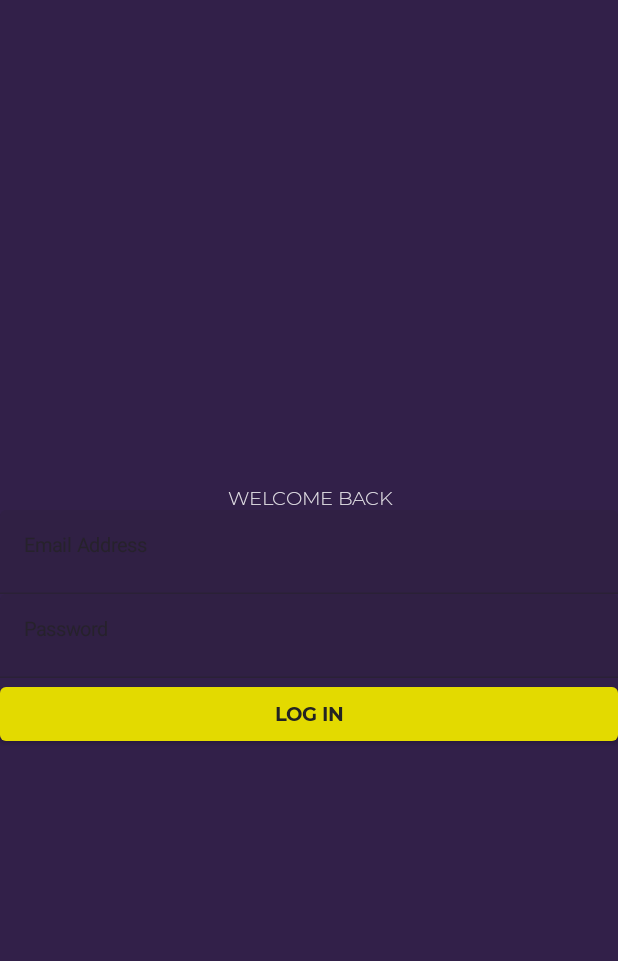
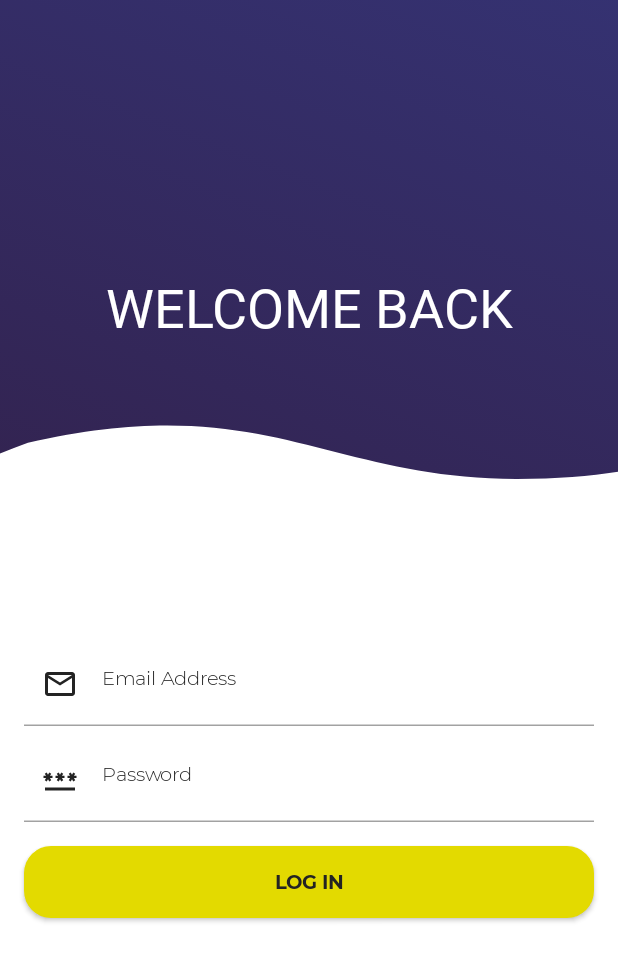
Before and after one commit to myotive/compose-dev-challenge-3, an Android app built with Jetpack Compose: the screen it shows after launch (MainActivity), after a tap on "GET STARTED", on a phone screen of 412 x 824 dp. Shown: the top 961 px of the screen. Run offline under Robolectric (Android 15) with nearby library versions, the phone set to English and light mode, and no system bars; our stand-ins replace Timber; Roboto replaces fonts that are not available here.

Commit message:
Add login screen

```diff
--- a/app/src/main/java/com/example/androiddevchallenge/screens/LoginScreen.kt
+++ b/app/src/main/java/com/example/androiddevchallenge/screens/LoginScreen.kt
@@ -1,26 +1,41 @@
 package com.example.androiddevchallenge.screens
 
+import androidx.compose.foundation.Image
+import androidx.compose.foundation.background
 import androidx.compose.foundation.layout.Arrangement
+import androidx.compose.foundation.layout.Box
 import androidx.compose.foundation.layout.Column
 import androidx.compose.foundation.layout.Row
+import androidx.compose.foundation.layout.Spacer
 import androidx.compose.foundation.layout.fillMaxSize
 import androidx.compose.foundation.layout.fillMaxWidth
+import androidx.compose.foundation.layout.height
+import androidx.compose.foundation.layout.padding
+import androidx.compose.foundation.layout.width
+import androidx.compose.foundation.shape.RoundedCornerShape
 import androidx.compose.foundation.text.ClickableText
 import androidx.compose.material.Button
+import androidx.compose.material.MaterialTheme
 import androidx.compose.material.Text
 import androidx.compose.material.TextField
+import androidx.compose.material.TextFieldDefaults
 import androidx.compose.runtime.Composable
 import androidx.compose.runtime.mutableStateOf
 import androidx.compose.runtime.remember
 import androidx.compose.ui.Alignment
 import androidx.compose.ui.Modifier
 import androidx.compose.ui.graphics.Color
+import androidx.compose.ui.graphics.ColorFilter
+import androidx.compose.ui.layout.ContentScale
 import androidx.compose.ui.platform.LocalUriHandler
+import androidx.compose.ui.res.painterResource
 import androidx.compose.ui.text.SpanStyle
 import androidx.compose.ui.text.buildAnnotatedString
 import androidx.compose.ui.text.style.TextAlign
 import androidx.compose.ui.text.style.TextDecoration
 import androidx.compose.ui.tooling.preview.Preview
+import androidx.compose.ui.unit.dp
+import com.example.androiddevchallenge.R
 import timber.log.Timber
 
 @Composable
@@ -29,34 +44,118 @@ fun LoginScreen(onLogin: () -> Unit = {}) {
     val emailAddress = remember { mutableStateOf("") }
     val password = remember { mutableStateOf("") }
 
+    Box(
+        modifier = Modifier
+            .fillMaxSize()
+            .background(MaterialTheme.colors.surface)
+    ) {
+
         Column(
             modifier = Modifier.fillMaxSize(),
             horizontalAlignment = Alignment.CenterHorizontally,
-        verticalArrangement = Arrangement.Center,
         ) {
-        Text(
+
+            Box(
+                modifier = Modifier
+                    .fillMaxWidth()
+                    .weight(1f)
+            ) {
+
+                Image(
                     modifier = Modifier.fillMaxWidth(),
-            textAlign = TextAlign.Center,
-            text = "WELCOME BACK"
+                    contentScale = ContentScale.FillBounds,
+                    painter = painterResource(id = R.drawable.ic_login_bg),
+                    contentDescription = null
                 )
 
+                Text(
+                    modifier = Modifier
+                        .width(300.dp)
+                        .align(Alignment.Center),
+                    text = "WELCOME BACK",
+                    color = MaterialTheme.colors.onBackground,
+                    style = MaterialTheme.typography.h2,
+                    textAlign = TextAlign.Center
+                )
+
+            }
+
+            Column(
+                modifier = Modifier
+                    .fillMaxWidth()
+                    .padding(16.dp)
+                    .weight(1f)
+            ) {
+
                 TextField(value = emailAddress.value,
-            modifier = Modifier.fillMaxWidth(),
-            label = { Text("Email Address") },
+                    modifier = Modifier
+                        .fillMaxWidth()
+                        .height(56.dp),
+                    label = {
+                        Text(
+                            text = "Email Address", color = MaterialTheme.colors.onSurface,
+                            style = MaterialTheme.typography.body1,
+                        )
+                    },
+                    leadingIcon = {
+                        Image(
+                            painter = painterResource(id = R.drawable.ic_email),
+                            contentDescription = "Email Address",
+                            colorFilter = ColorFilter.tint(MaterialTheme.colors.onSurface)
+                        )
+                    },
+                    colors = TextFieldDefaults.textFieldColors(
+                        backgroundColor = Color.Transparent,
+                        textColor = MaterialTheme.colors.onSurface,
+                        focusedIndicatorColor = MaterialTheme.colors.onSurface,
+                        cursorColor = MaterialTheme.colors.onSurface,
+                    ),
                     onValueChange = { emailAddress.value = it })
 
+                Spacer(modifier = Modifier.height(8.dp))
+
                 TextField(value = password.value,
-            modifier = Modifier.fillMaxWidth(),
-            label = { Text("Password") },
+                    modifier = Modifier
+                        .fillMaxWidth()
+                        .height(56.dp),
+                    label = {
+                        Text(
+                            text = "Password",
+                            color = MaterialTheme.colors.onSurface,
+                            style = MaterialTheme.typography.body1,
+                        )
+                    },
+                    leadingIcon = {
+                        Image(
+                            painter = painterResource(id = R.drawable.ic_password),
+                            contentDescription = "Password",
+                            colorFilter = ColorFilter.tint(MaterialTheme.colors.onSurface)
+                        )
+                    },
+                    colors = TextFieldDefaults.textFieldColors(
+                        backgroundColor = Color.Transparent,
+                        textColor = MaterialTheme.colors.onSurface,
+                        focusedIndicatorColor = MaterialTheme.colors.onSurface,
+                        cursorColor = MaterialTheme.colors.onSurface,
+                    ),
                     onValueChange = { password.value = it })
 
+                Spacer(modifier = Modifier.height(16.dp))
+
                 Button(
-            modifier = Modifier.fillMaxWidth(),
+                    shape = RoundedCornerShape(18.dp),
+                    modifier = Modifier
+                        .fillMaxWidth()
+                        .height(48.dp),
                     onClick = {
                         Timber.i("Login Button Clicked")
                         onLogin()
                     }) {
                     Text(text = "LOG IN")
+                }
+            }
+
+
         }
     }
 }
--- a/app/src/main/java/com/example/androiddevchallenge/ui/theme/Type.kt
+++ b/app/src/main/java/com/example/androiddevchallenge/ui/theme/Type.kt
@@ -48,9 +48,21 @@ val typography = Typography(
         fontSize = 40.sp,
         letterSpacing = 1.25.em
     ),
-    h2 = TextStyle(),
-    h3 = TextStyle(),
-    subtitle1 = TextStyle(),
+    h2 = TextStyle(
+        fontFamily = fontFamily,
+        fontWeight = FontWeight.ExtraBold,
+        fontSize = 36.sp,
+    ),
+    h3 = TextStyle(
+        fontFamily = fontFamily,
+        fontWeight = FontWeight.SemiBold,
+        fontSize = 13.sp,
+    ),
+    subtitle1 = TextStyle(
+        fontFamily = fontFamily,
+        fontWeight = FontWeight.Medium,
+        fontSize = 15.sp,
+    ),
     button = TextStyle(
         fontFamily = fontFamily,
         fontWeight = FontWeight.Bold,
--- /dev/null
+++ b/app/src/main/res/drawable/ic_email.xml
@@ -0,0 +1,10 @@
+<vector xmlns:android="http://schemas.android.com/apk/res/android"
+    android:width="24dp"
+    android:height="24dp"
+    android:viewportWidth="24"
+    android:viewportHeight="24"
+    android:tint="?attr/colorControlNormal">
+  <path
+      android:fillColor="@android:color/white"
+      android:pathData="M20,4L4,4c-1.1,0 -1.99,0.9 -1.99,2L2,18c0,1.1 0.9,2 2,2h16c1.1,0 2,-0.9 2,-2L22,6c0,-1.1 -0.9,-2 -2,-2zM20,18L4,18L4,8l8,5 8,-5v10zM12,11L4,6h16l-8,5z"/>
+</vector>
--- /dev/null
+++ b/app/src/main/res/drawable/ic_expand.xml
@@ -0,0 +1,10 @@
+<vector xmlns:android="http://schemas.android.com/apk/res/android"
+    android:width="24dp"
+    android:height="24dp"
+    android:viewportWidth="24"
+    android:viewportHeight="24"
+    android:tint="?attr/colorControlNormal">
+  <path
+      android:fillColor="@android:color/white"
+      android:pathData="M16.59,8.59L12,13.17 7.41,8.59 6,10l6,6 6,-6z"/>
+</vector>
--- /dev/null
+++ b/app/src/main/res/drawable/ic_login_bg.xml
@@ -0,0 +1,25 @@
+<vector xmlns:android="http://schemas.android.com/apk/res/android"
+    xmlns:aapt="http://schemas.android.com/aapt"
+    android:width="360dp"
+    android:height="319dp"
+    android:viewportWidth="360"
+    android:viewportHeight="319">
+  <group>
+    <clip-path
+        android:pathData="M0,0h360v319h-360z"/>
+    <path
+        android:pathData="M485.322,293.22C426.908,276.133 412,319 300.942,319C189.885,319 154,259 16.273,294.895C-20.04,309.74 -56.548,331.258 -84.365,359.728C-106.048,381.92 -136.223,413.966 -149.027,442.237C-158.266,462.636 -199.615,488.882 -170.539,505.122C-172.334,512.031 -206.906,522.916 -208.062,530.146L-208.049,530.933C-208.101,530.676 -208.104,530.414 -208.062,530.146L-209.238,454.91L-396.461,-526.739L300.942,-673.524L485.322,293.22Z">
+      <aapt:attr name="android:fillColor">
+        <gradient
+            android:startY="423.834"
+            android:startX="-26.5365"
+            android:endY="-531.219"
+            android:endX="400.917"
+            android:type="linear">
+          <item android:offset="0" android:color="#FF322049"/>
+          <item android:offset="0.938994" android:color="#FF374092"/>
+        </gradient>
+      </aapt:attr>
+    </path>
+  </group>
+</vector>
--- /dev/null
+++ b/app/src/main/res/drawable/ic_password.xml
@@ -0,0 +1,10 @@
+<vector xmlns:android="http://schemas.android.com/apk/res/android"
+    android:width="24dp"
+    android:height="24dp"
+    android:viewportWidth="24"
+    android:viewportHeight="24"
+    android:tint="?attr/colorControlNormal">
+  <path
+      android:fillColor="@android:color/white"
+      android:pathData="M2,17h20v2H2V17zM3.15,12.95L4,11.47l0.85,1.48l1.3,-0.75L5.3,10.72H7v-1.5H5.3l0.85,-1.47L4.85,7L4,8.47L3.15,7l-1.3,0.75L2.7,9.22H1v1.5h1.7L1.85,12.2L3.15,12.95zM9.85,12.2l1.3,0.75L12,11.47l0.85,1.48l1.3,-0.75l-0.85,-1.48H15v-1.5h-1.7l0.85,-1.47L12.85,7L12,8.47L11.15,7l-1.3,0.75l0.85,1.47H9v1.5h1.7L9.85,12.2zM23,9.22h-1.7l0.85,-1.47L20.85,7L20,8.47L19.15,7l-1.3,0.75l0.85,1.47H17v1.5h1.7l-0.85,1.48l1.3,0.75L20,11.47l0.85,1.48l1.3,-0.75l-0.85,-1.48H23V9.22z"/>
+</vector>
```
Lines whose indentation alone changed are shown as unchanged.
